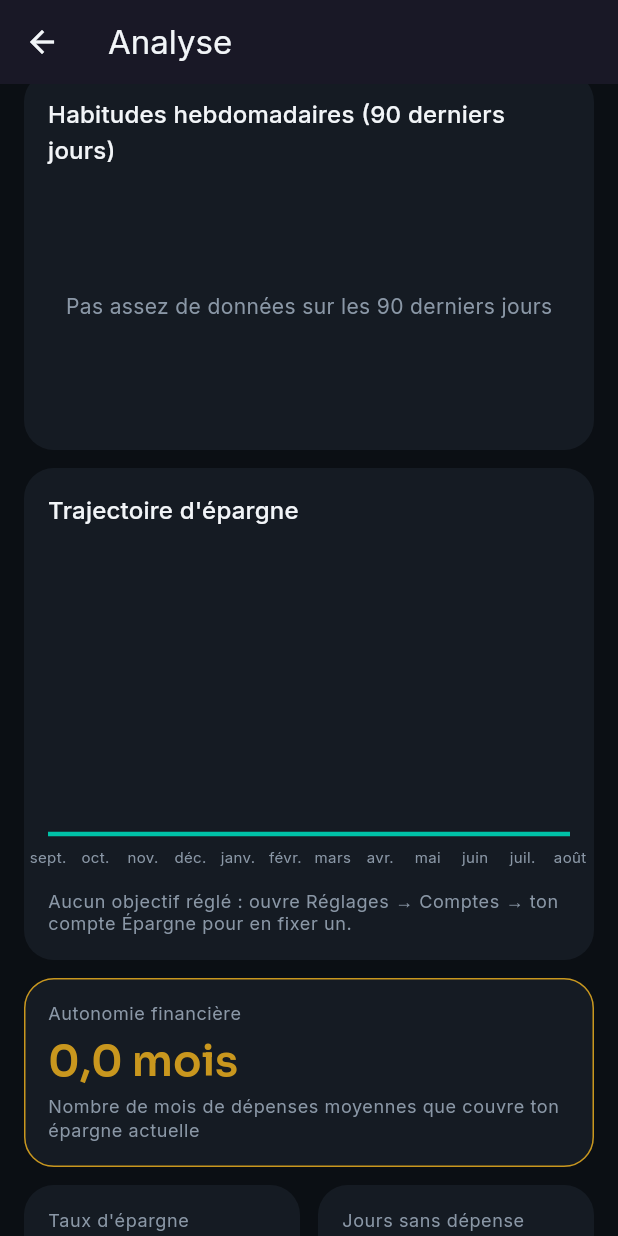
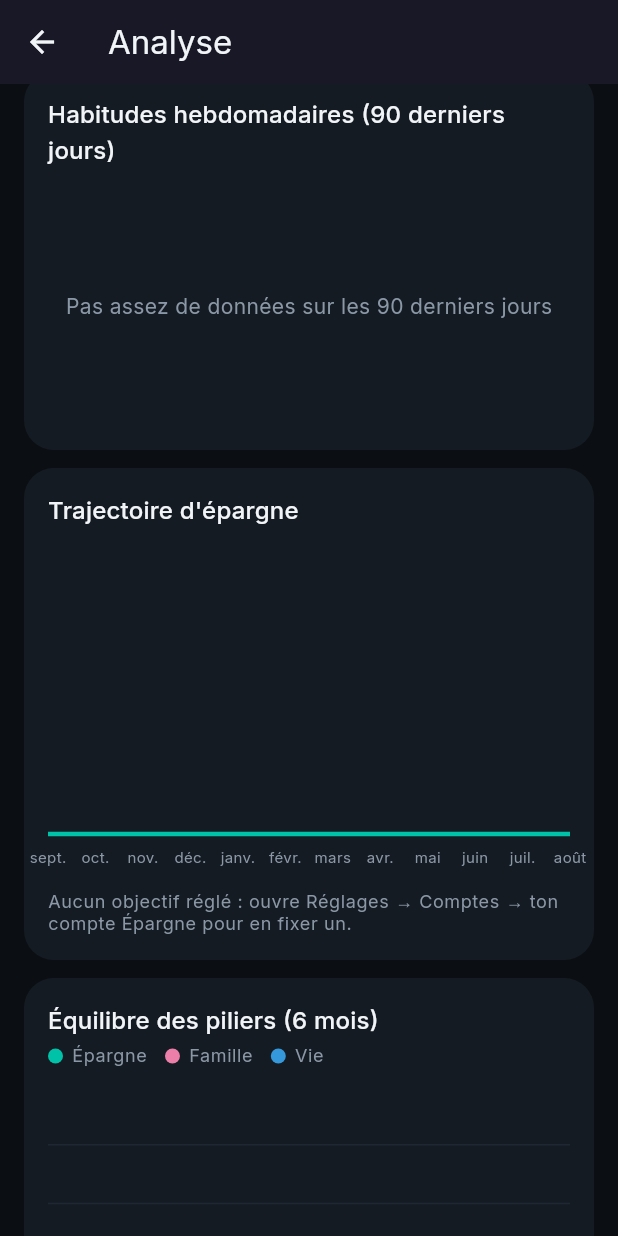
Before and after one commit to Phnix01/koudi_na, a Flutter app: the AnalyseScreen screen opened directly, scrolled down 1152 dp, on a phone screen of 412 x 824 dp. Run offline on Flutter 3.47's test engine with Material 3 defaults, Android fonts, the phone set to English and light mode, and no system bars; drawn by our look-alikes of fl_chart; our stand-ins replace csv, flutter_riverpod, google_fonts, hive_ce, hive_ce_flutter, phosphor_flutter and 1 more; accounts and stored records are empty; statements that could not run were skipped.

Commit message:
feat: Ajouter le graphique d'équilibre des piliers à l'écran d'analyse

```diff
--- /dev/null
+++ b/lib/core/constants/couleurs_piliers.dart
@@ -0,0 +1,15 @@
+import 'package:flutter/painting.dart';
+
+import '../../data/models/pilier.dart';
+import '../theme/app_colors.dart';
+
+/// Une couleur fixe par pilier, réutilisée partout où les trois piliers
+/// apparaissent côte à côte (ici, les barres empilées de la section 5.1).
+/// Vit dans `core/constants` plutôt que dans `logic/services` : c'est
+/// une préoccupation d'affichage, la logique métier des piliers
+/// (calcul_piliers.dart) ne connaît aucune couleur.
+const Map<Pilier, Color> couleursPiliers = {
+  Pilier.epargne: AppColors.primary,
+  Pilier.famille: Color(0xFFEC7FA9),
+  Pilier.vie: Color(0xFF3498DB),
+};
--- /dev/null
+++ b/lib/logic/services/equilibre_piliers.dart
@@ -0,0 +1,56 @@
+import '../../data/models/categorie.dart';
+import '../../data/models/pilier.dart';
+import '../../data/models/transaction.dart';
+import '../../data/models/type_mouvement.dart';
+
+/// Dépenses d'un mois, réparties par pilier (section 5.1, graphique 7).
+typedef MoisPiliers = ({DateTime mois, int epargne, int famille, int vie});
+
+/// Les [nombreDeMois] derniers mois, du plus ancien au plus récent —
+/// même les mois sans dépense apparaissent, à zéro. Fonction pure —
+/// aucun accès à Hive ici.
+List<MoisPiliers> calculerEquilibrePiliers(
+  List<Transaction> transactions,
+  List<Categorie> categories, {
+  DateTime? maintenant,
+  int nombreDeMois = 6,
+}) {
+  final reference = maintenant ?? DateTime.now();
+  final categorieParId = {for (final c in categories) c.id: c};
+  final moisDeDepart = DateTime(
+    reference.year,
+    reference.month - (nombreDeMois - 1),
+  );
+
+  final parMois = <DateTime, Map<Pilier, int>>{
+    for (var i = 0; i < nombreDeMois; i++)
+      DateTime(moisDeDepart.year, moisDeDepart.month + i): {
+        for (final pilier in Pilier.values) pilier: 0,
+      },
+  };
+
+  for (final transaction in transactions) {
+    if (transaction.type != TypeMouvement.depense) continue;
+    final pilier = categorieParId[transaction.categorieId]?.pilier;
+    if (pilier == null) continue;
+
+    final mois = DateTime(transaction.date.year, transaction.date.month);
+    final donneesDuMois = parMois[mois];
+    if (donneesDuMois == null) {
+      continue; // hors de la fenêtre des nombreDeMois derniers mois
+    }
+
+    donneesDuMois[pilier] = donneesDuMois[pilier]! + transaction.montant;
+  }
+
+  final moisTries = parMois.keys.toList()..sort();
+  return [
+    for (final mois in moisTries)
+      (
+        mois: mois,
+        epargne: parMois[mois]![Pilier.epargne]!,
+        famille: parMois[mois]![Pilier.famille]!,
+        vie: parMois[mois]![Pilier.vie]!,
+      ),
+  ];
+}
--- a/lib/ui/screens/analyse_screen.dart
+++ b/lib/ui/screens/analyse_screen.dart
@@ -2,11 +2,14 @@ import 'package:flutter/material.dart';
 import 'package:flutter_riverpod/flutter_riverpod.dart';
 import 'package:intl/intl.dart';
 
+import '../../core/constants/couleurs_piliers.dart';
 import '../../core/theme/app_colors.dart';
 import '../../core/utils/couleur_utils.dart';
 import '../../core/utils/formatters.dart';
+import '../../data/models/pilier.dart';
 import '../../logic/providers/repositories_providers.dart';
 import '../../logic/services/comparaison_mensuelle.dart';
+import '../../logic/services/equilibre_piliers.dart';
 import '../../logic/services/evolution_mensuelle.dart';
 import '../../logic/services/habitudes_hebdomadaires.dart';
 import '../../logic/services/indicateurs_analyse.dart';
@@ -14,18 +17,17 @@ import '../../logic/services/repartition_categories.dart';
 import '../../logic/services/rythme_mois.dart';
 import '../../logic/services/trajectoire_epargne.dart';
 import '../widgets/graphique_comparaison.dart';
+import '../widgets/graphique_equilibre_piliers.dart';
 import '../widgets/graphique_evolution_mensuelle.dart';
 import '../widgets/graphique_repartition.dart';
 import '../widgets/graphique_rythme.dart';
 import '../widgets/graphique_trajectoire_epargne.dart';
 import '../widgets/heatmap_habitudes.dart';
 
-/// Écran C, en construction (section 5) : les indicateurs calculés
-/// (section 5.2) et six des sept graphiques (évolution mensuelle,
-/// répartition des dépenses, comparaison mensuelle + Top 5, rythme du
-/// mois, habitudes hebdomadaires, trajectoire d'épargne). L'équilibre
-/// des piliers et les observations automatiques arriveront dans les
-/// étapes suivantes.
+/// Écran C (section 5) : les indicateurs calculés (section 5.2) et les
+/// sept graphiques de la section 5.1. Les observations automatiques
+/// (section 5.3) et le polissage visuel arriveront dans les étapes
+/// suivantes.
 class AnalyseScreen extends ConsumerWidget {
   const AnalyseScreen({super.key});
 
@@ -64,6 +66,10 @@ class AnalyseScreen extends ConsumerWidget {
             toutesLesTransactions,
             categories,
             comptes,
+          );
+          final equilibre = calculerEquilibrePiliers(
+            toutesLesTransactions,
+            categories,
           );
 
           return ListView(
@@ -194,6 +200,42 @@ class AnalyseScreen extends ConsumerWidget {
                               ?.copyWith(color: AppColors.textMuted),
                         ),
                       ],
+                    ],
+                  ),
+                ),
+              ),
+              const SizedBox(height: 12),
+              Card(
+                child: Padding(
+                  padding: const EdgeInsets.all(16),
+                  child: Column(
+                    crossAxisAlignment: CrossAxisAlignment.start,
+                    children: [
+                      Text(
+                        'Équilibre des piliers (6 mois)',
+                        style: Theme.of(context).textTheme.titleMedium,
+                      ),
+                      const SizedBox(height: 4),
+                      Row(
+                        children: [
+                          _PastilleLegende(
+                            couleur: couleursPiliers[Pilier.epargne]!,
+                            libelle: 'Épargne',
+                          ),
+                          const SizedBox(width: 12),
+                          _PastilleLegende(
+                            couleur: couleursPiliers[Pilier.famille]!,
+                            libelle: 'Famille',
+                          ),
+                          const SizedBox(width: 12),
+                          _PastilleLegende(
+                            couleur: couleursPiliers[Pilier.vie]!,
+                            libelle: 'Vie',
+                          ),
+                        ],
+                      ),
+                      const SizedBox(height: 12),
+                      GraphiqueEquilibrePiliers(mois: equilibre),
                     ],
                   ),
                 ),
--- /dev/null
+++ b/lib/ui/widgets/graphique_equilibre_piliers.dart
@@ -0,0 +1,117 @@
+import 'package:fl_chart/fl_chart.dart';
+import 'package:flutter/material.dart';
+import 'package:intl/intl.dart';
+
+import '../../core/constants/couleurs_piliers.dart';
+import '../../core/theme/app_colors.dart';
+import '../../data/models/pilier.dart';
+import '../../logic/services/equilibre_piliers.dart';
+
+/// Graphique 7 de la section 5.1 : une barre empilée par mois (6 mois),
+/// chaque segment représentant un pilier. `rodStackItems` est
+/// l'extension naturelle de ce qu'on a appris sur `BarChartRodData` au
+/// graphique 3 : au lieu d'une barre pleine, plusieurs segments
+/// empilés du bas vers le haut, chacun avec sa propre couleur.
+class GraphiqueEquilibrePiliers extends StatelessWidget {
+  const GraphiqueEquilibrePiliers({super.key, required this.mois});
+
+  final List<MoisPiliers> mois;
+
+  @override
+  Widget build(BuildContext context) {
+    if (mois.isEmpty) {
+      return SizedBox(
+        height: 160,
+        child: Center(
+          child: Text(
+            'Pas assez de données',
+            style: TextStyle(color: AppColors.textMuted),
+          ),
+        ),
+      );
+    }
+
+    final maxTotal = mois.fold<int>(0, (max, m) {
+      final total = m.epargne + m.famille + m.vie;
+      return total > max ? total : max;
+    });
+
+    return SizedBox(
+      height: 220,
+      child: BarChart(
+        BarChartData(
+          maxY: maxTotal == 0 ? 10 : maxTotal * 1.1,
+          alignment: BarChartAlignment.spaceAround,
+          gridData: FlGridData(
+            drawVerticalLine: false,
+            getDrawingHorizontalLine: (value) =>
+                const FlLine(color: AppColors.surfaceHigh, strokeWidth: 1),
+          ),
+          borderData: FlBorderData(show: false),
+          titlesData: FlTitlesData(
+            topTitles: const AxisTitles(
+              sideTitles: SideTitles(showTitles: false),
+            ),
+            rightTitles: const AxisTitles(
+              sideTitles: SideTitles(showTitles: false),
+            ),
+            leftTitles: const AxisTitles(
+              sideTitles: SideTitles(showTitles: false),
+            ),
+            bottomTitles: AxisTitles(
+              sideTitles: SideTitles(
+                showTitles: true,
+                reservedSize: 24,
+                getTitlesWidget: _libelleMois,
+              ),
+            ),
+          ),
+          barGroups: [for (var i = 0; i < mois.length; i++) _groupeDuMois(i)],
+        ),
+      ),
+    );
+  }
+
+  BarChartGroupData _groupeDuMois(int index) {
+    final donnees = mois[index];
+    return BarChartGroupData(
+      x: index,
+      barRods: [
+        BarChartRodData(
+          toY: (donnees.epargne + donnees.famille + donnees.vie).toDouble(),
+          width: 18,
+          borderRadius: BorderRadius.circular(4),
+          rodStackItems: [
+            BarChartRodStackItem(
+              0,
+              donnees.epargne.toDouble(),
+              couleursPiliers[Pilier.epargne]!,
+            ),
+            BarChartRodStackItem(
+              donnees.epargne.toDouble(),
+              (donnees.epargne + donnees.famille).toDouble(),
+              couleursPiliers[Pilier.famille]!,
+            ),
+            BarChartRodStackItem(
+              (donnees.epargne + donnees.famille).toDouble(),
+              (donnees.epargne + donnees.famille + donnees.vie).toDouble(),
+              couleursPiliers[Pilier.vie]!,
+            ),
+          ],
+        ),
+      ],
+    );
+  }
+
+  Widget _libelleMois(double value, TitleMeta meta) {
+    final index = value.round();
+    if (index < 0 || index >= mois.length) return const SizedBox.shrink();
+    return Padding(
+      padding: const EdgeInsets.only(top: 8),
+      child: Text(
+        DateFormat('MMM', 'fr_FR').format(mois[index].mois),
+        style: const TextStyle(color: AppColors.textMuted, fontSize: 10),
+      ),
+    );
+  }
+}
```
Also changed, not shown: .claude/settings.json.
